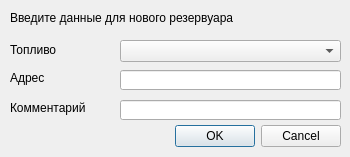
This is dataBaseFirebird/dialogs/addtanksdialog.ui in Evgeniykull/DataBase as Qt 5 draws it before an edit. The edited form follows.
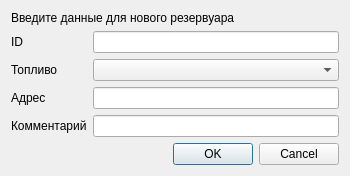
This is the edited form.

```diff
--- a/dataBaseFirebird/dialogs/addtanksdialog.ui
+++ b/dataBaseFirebird/dialogs/addtanksdialog.ui
@@ -10,107 +10,74 @@
     <height>157</height>
    </rect>
   </property>
+  <property name="maximumSize">
+   <size>
+    <width>16777215</width>
+    <height>157</height>
+   </size>
+  </property>
   <property name="windowTitle">
    <string>Резервуар</string>
   </property>
-  <widget class="QDialogButtonBox" name="buttonBox">
-   <property name="geometry">
-    <rect>
-     <x>0</x>
-     <y>120</y>
-     <width>341</width>
-     <height>32</height>
-    </rect>
-   </property>
-   <property name="orientation">
-    <enum>Qt::Horizontal</enum>
-   </property>
-   <property name="standardButtons">
-    <set>QDialogButtonBox::Cancel|QDialogButtonBox::Ok</set>
-   </property>
-  </widget>
-  <widget class="QLabel" name="label_2">
-   <property name="geometry">
-    <rect>
-     <x>10</x>
-     <y>42</y>
-     <width>101</width>
-     <height>16</height>
-    </rect>
-   </property>
-   <property name="text">
-    <string>Топливо</string>
-   </property>
-  </widget>
-  <widget class="QLabel" name="label_3">
-   <property name="geometry">
-    <rect>
-     <x>10</x>
-     <y>70</y>
-     <width>101</width>
-     <height>16</height>
-    </rect>
-   </property>
-   <property name="text">
-    <string>Адрес</string>
-   </property>
-  </widget>
-  <widget class="QLabel" name="lblInfoText">
-   <property name="geometry">
-    <rect>
-     <x>10</x>
-     <y>10</y>
-     <width>261</width>
-     <height>16</height>
-    </rect>
-   </property>
-   <property name="text">
-    <string>Введите данные для нового резервуара</string>
-   </property>
-  </widget>
-  <widget class="QLineEdit" name="leAdress">
-   <property name="geometry">
-    <rect>
-     <x>120</x>
-     <y>70</y>
-     <width>221</width>
-     <height>20</height>
-    </rect>
-   </property>
-  </widget>
-  <widget class="QLabel" name="label_4">
-   <property name="geometry">
-    <rect>
-     <x>10</x>
-     <y>100</y>
-     <width>101</width>
-     <height>16</height>
-    </rect>
-   </property>
-   <property name="text">
-    <string>Комментарий</string>
-   </property>
-  </widget>
-  <widget class="QLineEdit" name="leComment">
-   <property name="geometry">
-    <rect>
-     <x>120</x>
-     <y>100</y>
-     <width>221</width>
-     <height>20</height>
-    </rect>
-   </property>
-  </widget>
-  <widget class="QComboBox" name="cbFuels">
-   <property name="geometry">
-    <rect>
-     <x>120</x>
-     <y>40</y>
-     <width>221</width>
-     <height>22</height>
-    </rect>
-   </property>
-  </widget>
+  <layout class="QGridLayout" name="gridLayout">
+   <item row="0" column="0" colspan="2">
+    <widget class="QLabel" name="lblInfoText">
+     <property name="text">
+      <string>Введите данные для нового резервуара</string>
+     </property>
+    </widget>
+   </item>
+   <item row="2" column="1">
+    <widget class="QComboBox" name="cbFuels"/>
+   </item>
+   <item row="3" column="0">
+    <widget class="QLabel" name="label_3">
+     <property name="text">
+      <string>Адрес</string>
+     </property>
+    </widget>
+   </item>
+   <item row="2" column="0">
+    <widget class="QLabel" name="label_2">
+     <property name="text">
+      <string>Топливо</string>
+     </property>
+    </widget>
+   </item>
+   <item row="4" column="1">
+    <widget class="QLineEdit" name="leComment"/>
+   </item>
+   <item row="4" column="0">
+    <widget class="QLabel" name="label_4">
+     <property name="text">
+      <string>Комментарий</string>
+     </property>
+    </widget>
+   </item>
+   <item row="3" column="1">
+    <widget class="QLineEdit" name="leAdress"/>
+   </item>
+   <item row="5" column="0" colspan="2">
+    <widget class="QDialogButtonBox" name="buttonBox">
+     <property name="orientation">
+      <enum>Qt::Horizontal</enum>
+     </property>
+     <property name="standardButtons">
+      <set>QDialogButtonBox::Cancel|QDialogButtonBox::Ok</set>
+     </property>
+    </widget>
+   </item>
+   <item row="1" column="0">
+    <widget class="QLabel" name="label">
+     <property name="text">
+      <string>ID</string>
+     </property>
+    </widget>
+   </item>
+   <item row="1" column="1">
+    <widget class="QLineEdit" name="leID"/>
+   </item>
+  </layout>
  </widget>
  <tabstops>
   <tabstop>cbFuels</tabstop>
```
